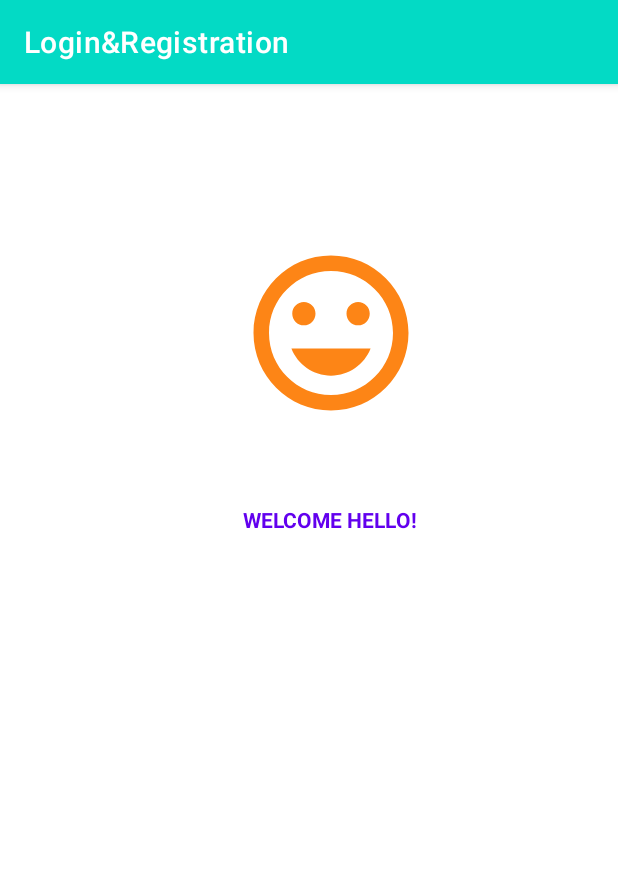
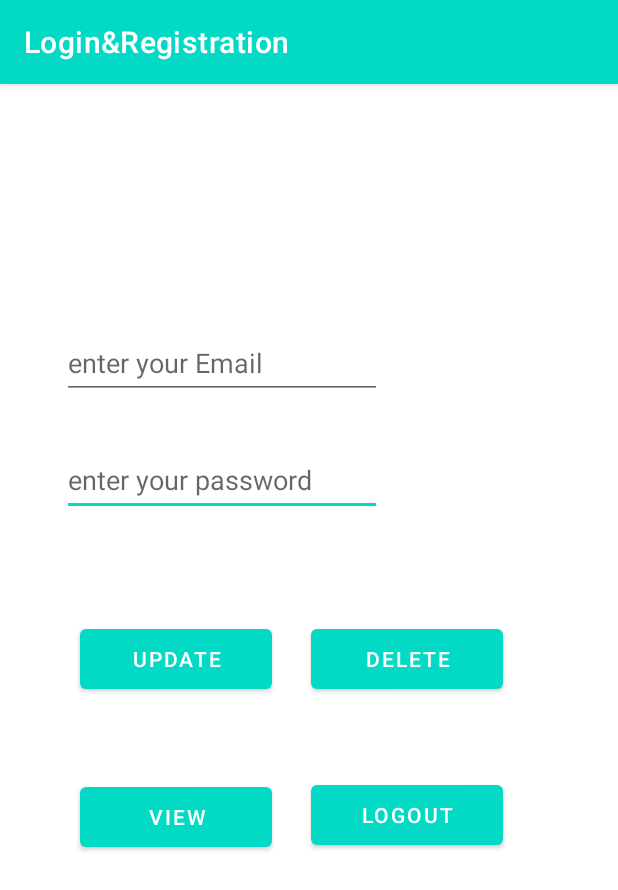
Before and after one commit to Abhi1314/Login-Registration_FORM, an Android app: the MainActivity screen opened directly, with no data from a screen before it, on a phone screen of 412 x 824 dp. Shown: the top 890 px of the screen. Run offline under Robolectric (Android 15) with nearby library versions, the phone set to English and light mode, and no system bars.

Commit message:
Login&Registration Form

```diff
--- a/app/src/main/java/com/example/loginregistration/MainActivity.java
+++ b/app/src/main/java/com/example/loginregistration/MainActivity.java
@@ -1,14 +1,102 @@
 package com.example.loginregistration;
 
+import androidx.appcompat.app.AlertDialog;
 import androidx.appcompat.app.AppCompatActivity;
 
+import android.content.Intent;
+import android.database.Cursor;
+import android.database.sqlite.SQLiteDatabase;
 import android.os.Bundle;
+import android.view.View;
+import android.widget.Button;
+import android.widget.EditText;
+import android.widget.TextView;
+import android.widget.Toast;
 
 public class MainActivity extends AppCompatActivity {
-
+EditText pass,email;
+DBHelper db;
+Button update,delete,view,logbtn;
     @Override
     protected void onCreate(Bundle savedInstanceState) {
         super.onCreate(savedInstanceState);
         setContentView(R.layout.activity_main);
+        pass=findViewById(R.id.pass);
+        email=findViewById(R.id.Email);
+        update=findViewById(R.id.updatebtn);
+        delete=findViewById(R.id.deletebtn);
+        view=findViewById(R.id.viewbtn);
+        logbtn=findViewById(R.id.logoutbtn);
+        db=new DBHelper(MainActivity.this);
+        logbtn.setOnClickListener(new View.OnClickListener() {
+            @Override
+            public void onClick(View v) {
+                Intent intent=new Intent(getApplicationContext(),Login_Activity.class);
+                startActivity(intent);
+                finish();
+            }
+        });
+        update.setOnClickListener(new View.OnClickListener() {
+            @Override
+            public void onClick(View v) {
+                String mail=email.getText().toString();
+                String password=pass.getText().toString();
+                boolean i=db.update(mail,password);
+                if(i==true){
+                    Toast.makeText(MainActivity.this,"data updated!",Toast.LENGTH_SHORT).show();
+
+                }
+                else{
+                    Toast.makeText(MainActivity.this,"Not succesfull",Toast.LENGTH_SHORT).show();
+
+                }
+            }
+        });
+        delete.setOnClickListener(new View.OnClickListener() {
+            @Override
+            public void onClick(View v) {
+                String mail=email.getText().toString();
+                boolean i=db.delete(mail);
+                if(i==true){
+                    Toast.makeText(MainActivity.this,"data deleted!",Toast.LENGTH_SHORT).show();
+
+                }
+                else{
+                    Toast.makeText(MainActivity.this,"Not deleted",Toast.LENGTH_SHORT).show();
+
+                }
+            }
+        });
+        view.setOnClickListener(new View.OnClickListener() {
+            @Override
+            public void onClick(View v) {
+                Cursor t= db.getinfo();
+                if(t.getCount()==0){
+                    Toast.makeText(MainActivity.this,"No data found",Toast.LENGTH_SHORT).show();
+                }
+                else{
+                    StringBuffer buffer=new StringBuffer();
+                    while (t.moveToNext()){
+                        buffer.append("NAME::"+t.getString(1)+"\n");
+                        buffer.append("EMAIL::"+t.getString(2)+"\n");
+                        buffer.append("PHONE_NUMBER::"+t.getString(3)+"\n");
+                        buffer.append("GENDER::"+t.getString(5)+"\n");
+                        buffer.append("PASSWORD::"+t.getString(4)+"\n\n\n");
+
+
+
+                    }
+                    AlertDialog.Builder builder=new AlertDialog.Builder(MainActivity.this);
+                    builder.setCancelable(true);
+                    builder.setTitle("DETAILS");
+                    builder.setMessage(buffer.toString());
+                    builder.show();
+                }
+            }
+        });
+
+
+
     }
+
 }
--- a/app/src/main/res/layout/activity_main.xml
+++ b/app/src/main/res/layout/activity_main.xml
@@ -7,33 +7,81 @@
     tools:context=".MainActivity">
 
 
-    <ImageView
-        android:layout_width="188dp"
-        android:layout_height="124dp"
-        android:src="@drawable/ifaces"
+    <EditText
+        android:id="@+id/pass"
+        android:layout_width="wrap_content"
+        android:layout_height="wrap_content"
+        android:ems="10"
+        android:hint="enter your password "
+        android:inputType="textPassword"
+        android:minHeight="48dp"
         app:layout_constraintBottom_toBottomOf="parent"
         app:layout_constraintEnd_toEndOf="parent"
-        app:layout_constraintHorizontal_bias="0.565"
+        app:layout_constraintHorizontal_bias="0.208"
         app:layout_constraintStart_toStartOf="parent"
         app:layout_constraintTop_toTopOf="parent"
-        app:layout_constraintVertical_bias="0.162"
-        tools:ignore="MissingConstraints">
+        app:layout_constraintVertical_bias="0.333" />
 
-    </ImageView>
+    <EditText
+        android:id="@+id/Email"
+        android:layout_width="wrap_content"
+        android:layout_height="wrap_content"
+        android:ems="10"
+        android:hint="enter your Email"
+        android:inputType="textEmailAddress"
+        android:minHeight="48dp"
+        app:layout_constraintBottom_toBottomOf="parent"
+        app:layout_constraintEnd_toEndOf="parent"
+        app:layout_constraintHorizontal_bias="0.208"
+        app:layout_constraintStart_toStartOf="parent"
+        app:layout_constraintTop_toTopOf="parent"
+        app:layout_constraintVertical_bias="0.225" />
 
-    <TextView
-        android:id="@+id/textView"
-        android:layout_width="236dp"
+    <Button
+        android:id="@+id/updatebtn"
+        android:layout_width="128dp"
         android:layout_height="52dp"
-        android:text="WELCOME HELLO!"
-        android:textAlignment="center"
-        android:textColor="@color/design_default_color_primary"
-        android:textStyle="bold"
+        android:text="Update"
         app:layout_constraintBottom_toBottomOf="parent"
-        app:layout_constraintHorizontal_bias="0.577"
-        app:layout_constraintLeft_toLeftOf="parent"
-        app:layout_constraintRight_toRightOf="parent"
+        app:layout_constraintEnd_toEndOf="parent"
+        app:layout_constraintHorizontal_bias="0.187"
+        app:layout_constraintStart_toStartOf="parent"
         app:layout_constraintTop_toTopOf="parent"
-        app:layout_constraintVertical_bias="0.392" />
+        app:layout_constraintVertical_bias="0.499" />
 
+    <Button
+        android:id="@+id/deletebtn"
+        android:layout_width="128dp"
+        android:layout_height="52dp"
+        android:text="Delete"
+        app:layout_constraintBottom_toBottomOf="parent"
+        app:layout_constraintEnd_toEndOf="parent"
+        app:layout_constraintHorizontal_bias="0.731"
+        app:layout_constraintStart_toStartOf="parent"
+        app:layout_constraintTop_toTopOf="parent"
+        app:layout_constraintVertical_bias="0.499" />
+
+    <Button
+        android:id="@+id/viewbtn"
+        android:layout_width="128dp"
+        android:layout_height="52dp"
+        android:text="View"
+        app:layout_constraintBottom_toBottomOf="parent"
+        app:layout_constraintEnd_toEndOf="parent"
+        app:layout_constraintHorizontal_bias="0.187"
+        app:layout_constraintStart_toStartOf="parent"
+        app:layout_constraintTop_toTopOf="parent"
+        app:layout_constraintVertical_bias="0.646" />
+
+    <Button
+        android:id="@+id/logoutbtn"
+        android:layout_width="128dp"
+        android:layout_height="52dp"
+        android:text="Logout"
+        app:layout_constraintBottom_toBottomOf="parent"
+        app:layout_constraintEnd_toEndOf="parent"
+        app:layout_constraintHorizontal_bias="0.731"
+        app:layout_constraintStart_toStartOf="parent"
+        app:layout_constraintTop_toTopOf="parent"
+        app:layout_constraintVertical_bias="0.644" />
 </androidx.constraintlayout.widget.ConstraintLayout>
--- a/app/src/main/res/layout/activity_signup.xml
+++ b/app/src/main/res/layout/activity_signup.xml
@@ -142,7 +142,6 @@
             android:textColor="@color/black"
             android:textSize="20sp"/>
     </RadioGroup>
-
     <Button
         android:id="@+id/register"
         android:layout_width="353dp"
```
Also changed, not shown: app/src/main/java/com/example/loginregistration/DBHelper.java (+63 -10 lines), app/src/main/java/com/example/loginregistration/Signup.java (+36 -9 lines).
